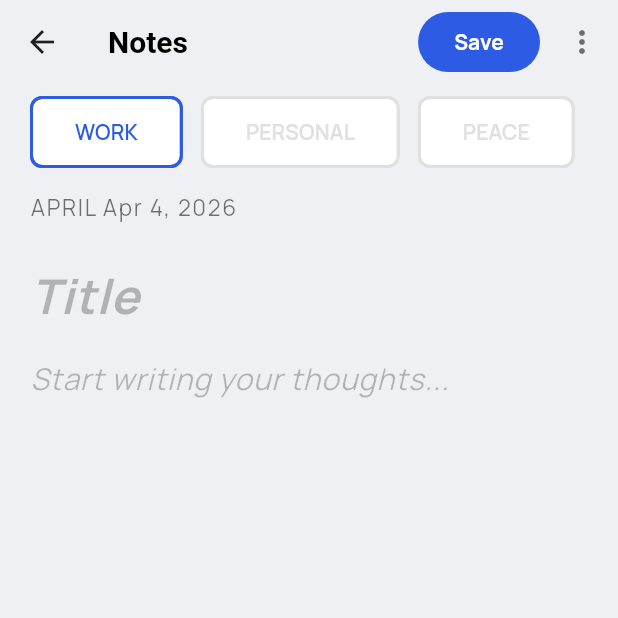
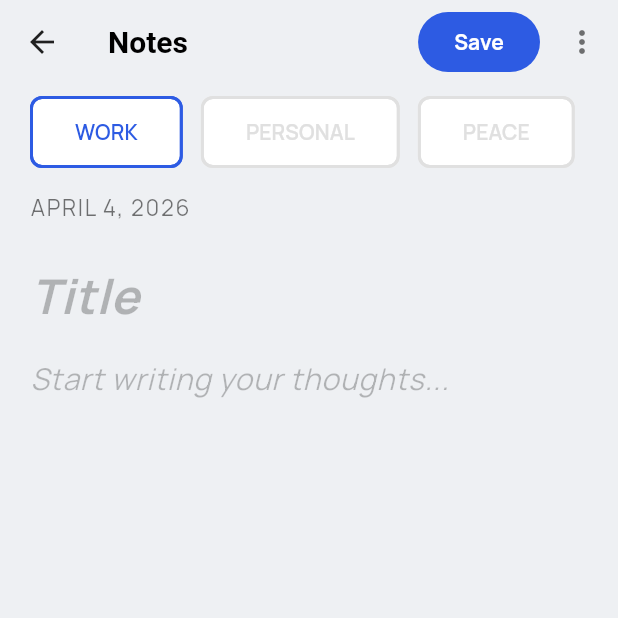
Before and after one commit to JoshnaChary/notes_application, a Flutter app: the EditNoteScreen screen opened directly, on a phone screen of 412 x 824 dp, the top half of it. Run offline on Flutter 3.47's test engine with Material 3 defaults, Android fonts, the phone set to English and light mode, and no system bars; our stand-ins replace google_fonts, supabase_flutter; accounts and stored records are empty.

Commit message:
Update app_strings.dart

```diff
--- a/lib/strings/app_strings.dart
+++ b/lib/strings/app_strings.dart
@@ -61,8 +61,8 @@
 
   // Date Formatting
   static const List<String> months = [
-    'JANUARY Jan', 'FEBRUARY Feb', 'MARCH Mar', 'APRIL Apr', 'MAY May', 'JUNE Jun',
-    'JULY Jul', 'AUGUST Aug', 'SEPTEMBER Sep', 'OCTOBER Oct', 'NOVEMBER Nov', 'DECEMBER Dec'
+    'JANUARY', 'FEBRUARY', 'MARCH', 'APRIL', 'MAY', 'JUNE',
+    'JULY', 'AUGUST', 'SEPTEMBER', 'OCTOBER', 'NOVEMBER', 'DECEMBER'
   ];
 
   static const List<String> shortMonths = [
```
